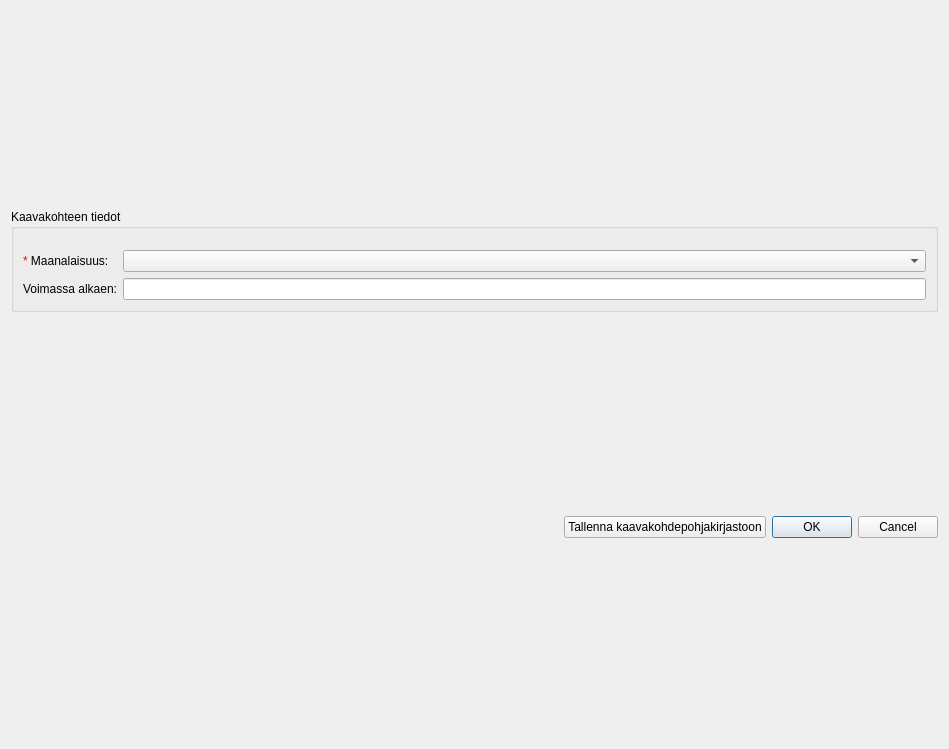
Old version of the form arho_feature_template/gui/dialogs/plan_feature_form.ui in the repository GispoCoding/arho-qgis-plugin.
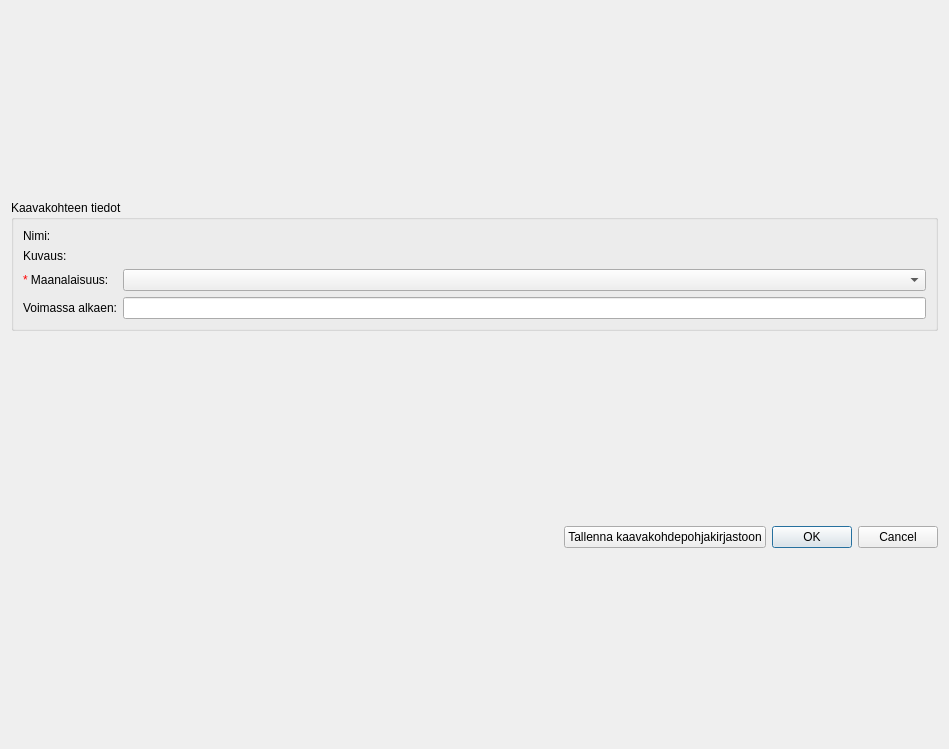
New version of the form. Custom widgets are drawn as their Qt base class.

Commit message: fix: add missing labels back in plan feature form

Diff of the .ui file:
```diff
--- a/arho_feature_template/gui/dialogs/plan_feature_form.ui
+++ b/arho_feature_template/gui/dialogs/plan_feature_form.ui
@@ -59,6 +59,20 @@
         </property>
        </widget>
       </item>
+      <item row="0" column="0">
+       <widget class="QLabel" name="label">
+        <property name="text">
+         <string>Nimi:</string>
+        </property>
+       </widget>
+      </item>
+      <item row="1" column="0">
+       <widget class="QLabel" name="label_2">
+        <property name="text">
+         <string>Kuvaus:</string>
+        </property>
+       </widget>
+      </item>
      </layout>
     </widget>
    </item>
```
